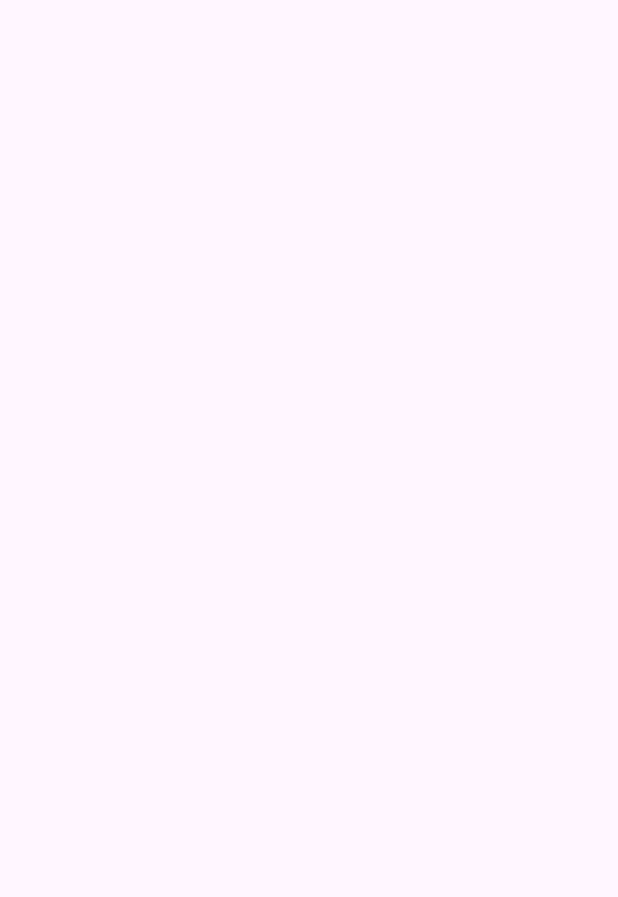
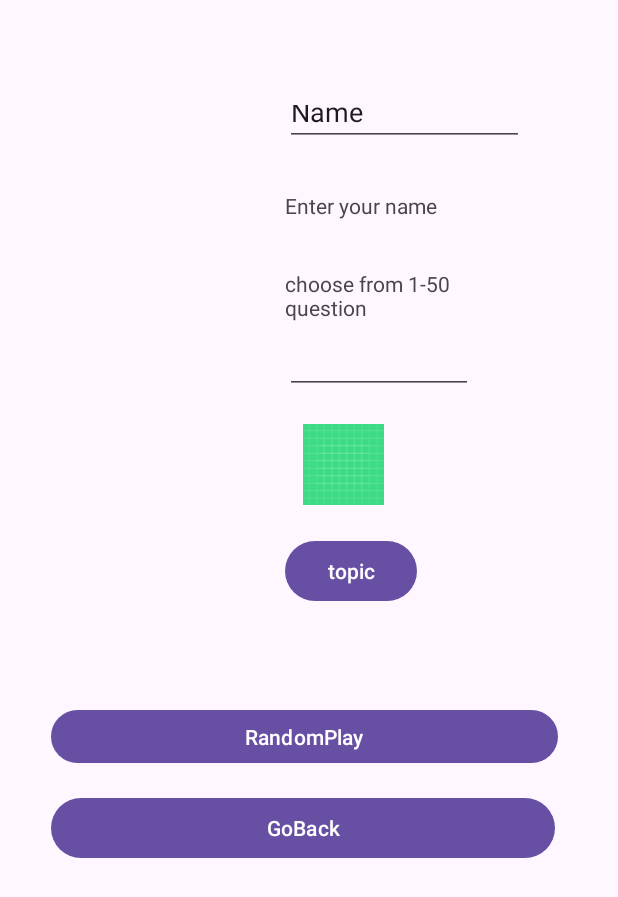
Before and after one commit to JiPooh/FinalProject, an Android app: the TriviaActivity screen opened directly, with no data from a screen before it, on a phone screen of 412 x 824 dp. Before the commit the part shown is empty. Shown: the top 897 px of the screen. Run offline under Robolectric (Android 15) with nearby library versions, the phone set to English and light mode, and no system bars; 1 statement that could not run was skipped.

Commit message:
second commit

```diff
--- a/app/src/main/java/algonquin/cst2335/finalproject/MainActivity.java
+++ b/app/src/main/java/algonquin/cst2335/finalproject/MainActivity.java
@@ -2,6 +2,7 @@ package algonquin.cst2335.finalproject;
 
 import androidx.appcompat.app.AppCompatActivity;
 
+import android.content.Intent;
 import android.os.Bundle;
 
 
@@ -15,6 +16,9 @@ public class MainActivity extends AppCompatActivity {
 
         });
         findViewById(R.id.buttTriv).setOnClickListener(clk->{
+            Intent triviaIntent = new Intent(MainActivity.this , TriviaActivity.class);
+
+            startActivity(triviaIntent) ;
 
         });
         findViewById(R.id.buttCurr).setOnClickListener(clk->{
--- a/app/src/main/java/algonquin/cst2335/finalproject/TriviaActivity.java
+++ b/app/src/main/java/algonquin/cst2335/finalproject/TriviaActivity.java
@@ -1,16 +1,82 @@
 package algonquin.cst2335.finalproject;
 
+import androidx.annotation.NonNull;
+import androidx.appcompat.app.AlertDialog;
 import androidx.appcompat.app.AppCompatActivity;
+import androidx.recyclerview.widget.RecyclerView;
 
+import android.content.Intent;
 import android.os.Bundle;
+import android.view.View;
+import android.view.ViewGroup;
+import android.widget.Button;
+import android.widget.Toast;
+
+import com.google.android.material.snackbar.Snackbar;
 
 public class TriviaActivity extends AppCompatActivity {
 
+
+
+
+
+
+    AlertDialog.Builder builder = new AlertDialog.Builder( TriviaActivity.this);
     @Override
     protected void onCreate(Bundle savedInstanceState) {
         super.onCreate(savedInstanceState);
+
         setContentView(R.layout.activity_trivia);
+        Button test = findViewById(R.id.testButton) ;
+        RecyclerView triviaList = findViewById(R.id.triviaList);
+        Toast.makeText(this,"Welecome to trivia game", Toast.LENGTH_LONG).show();
+
+        findViewById(R.id.backButton).setOnClickListener(clk->{
+            Intent MainIntent = new Intent(TriviaActivity.this , MainActivity.class);
+
+            startActivity(MainIntent) ;
+
+        });
+        findViewById(R.id.randomButton).setOnClickListener(clk->{
+
+        });
+
+
+       test.setOnClickListener(clk -> {
+            builder.setMessage("Do you want to choose this topic?")
+                    .setTitle("Topic")
+                    .setNegativeButton("No", (dialog, which) -> {})
+                    .setPositiveButton("Yes", (dialog, which) -> {
+                        View rootView = findViewById(R.id.testView);
+                        Snackbar.make(rootView , "You are playing the sport topic", Snackbar.LENGTH_LONG)
+                                .setAction("Undo", clk2 -> {
+
+                                }).show();
+                    }).create().show();
+        });
+
+//        triviaList.setAdapter(new RecyclerView.Adapter<MyRowHolder>() {
+//            @NonNull
+//            @Override
+//            public MyRowHolder onCreateViewHolder(@NonNull ViewGroup parent, int viewType) {
+//                return null;
+//            }
+//
+//            @Override
+//            public void onBindViewHolder(@NonNull MyRowHolder holder, int position) {
+//
+//            }
+//
+//            @Override
+//            public int getItemCount() {
+//                return 0;
+//            }
+//        });
+
+
 
 
     }
+
+
 }
--- a/app/src/main/res/layout/activity_trivia.xml
+++ b/app/src/main/res/layout/activity_trivia.xml
@@ -2,8 +2,93 @@
 <androidx.constraintlayout.widget.ConstraintLayout xmlns:android="http://schemas.android.com/apk/res/android"
     xmlns:app="http://schemas.android.com/apk/res-auto"
     xmlns:tools="http://schemas.android.com/tools"
+    android:id="@+id/triv"
     android:layout_width="match_parent"
     android:layout_height="match_parent"
     tools:context=".TriviaActivity">
 
+    <androidx.recyclerview.widget.RecyclerView
+        android:id="@+id/triviaList"
+        android:layout_width="136dp"
+        android:layout_height="384dp"
+        android:layout_marginStart="34dp"
+        android:layout_marginTop="50dp"
+        app:layout_constraintStart_toStartOf="parent"
+        app:layout_constraintTop_toTopOf="parent" />
+
+    <Button
+        android:id="@+id/backButton"
+        android:layout_width="336dp"
+        android:layout_height="48dp"
+        android:layout_marginTop="15dp"
+        android:text="GoBack"
+        app:layout_constraintStart_toStartOf="@+id/randomButton"
+        app:layout_constraintTop_toBottomOf="@+id/randomButton" />
+
+    <Button
+        android:id="@+id/randomButton"
+        android:layout_width="338dp"
+        android:layout_height="43dp"
+        android:layout_marginTop="35dp"
+        android:text="RandomPlay"
+        app:layout_constraintStart_toStartOf="@+id/triviaList"
+        app:layout_constraintTop_toBottomOf="@+id/triviaList" />
+
+    <TextView
+        android:id="@+id/nameView"
+        android:layout_width="143dp"
+        android:layout_height="22dp"
+        android:layout_marginTop="30dp"
+        android:text="Enter your name "
+        app:layout_constraintStart_toStartOf="@+id/nameText"
+        app:layout_constraintTop_toBottomOf="@+id/nameText" />
+
+    <EditText
+        android:id="@+id/nameText"
+        android:layout_width="159dp"
+        android:layout_height="37dp"
+        android:layout_marginStart="20dp"
+        android:layout_marginTop="60dp"
+        android:ems="10"
+        android:inputType="text"
+        android:text="Name"
+        app:layout_constraintStart_toEndOf="@+id/triviaList"
+        app:layout_constraintTop_toTopOf="parent" />
+
+    <TextView
+        android:id="@+id/textView2"
+        android:layout_width="119dp"
+        android:layout_height="35dp"
+        android:layout_marginTop="30dp"
+        android:text="choose from 1-50 question"
+        app:layout_constraintStart_toStartOf="@+id/nameView"
+        app:layout_constraintTop_toBottomOf="@+id/nameView" />
+
+    <EditText
+        android:id="@+id/questionText"
+        android:layout_width="125dp"
+        android:layout_height="28dp"
+        android:layout_marginTop="20dp"
+        android:ems="10"
+        android:inputType="number"
+        app:layout_constraintStart_toStartOf="@+id/textView2"
+        app:layout_constraintTop_toBottomOf="@+id/textView2" />
+
+    <Button
+        android:id="@+id/testButton"
+        android:layout_width="wrap_content"
+        android:layout_height="wrap_content"
+        android:layout_marginTop="20dp"
+        android:text="topic"
+        app:layout_constraintStart_toStartOf="@+id/testView"
+        app:layout_constraintTop_toBottomOf="@+id/testView" />
+
+    <ImageView
+        android:id="@+id/testView"
+        android:layout_width="77dp"
+        android:layout_height="54dp"
+        android:layout_marginTop="20dp"
+        app:layout_constraintStart_toStartOf="@+id/questionText"
+        app:layout_constraintTop_toBottomOf="@+id/questionText"
+        app:srcCompat="@drawable/ic_launcher_background" />
 </androidx.constraintlayout.widget.ConstraintLayout>
```
